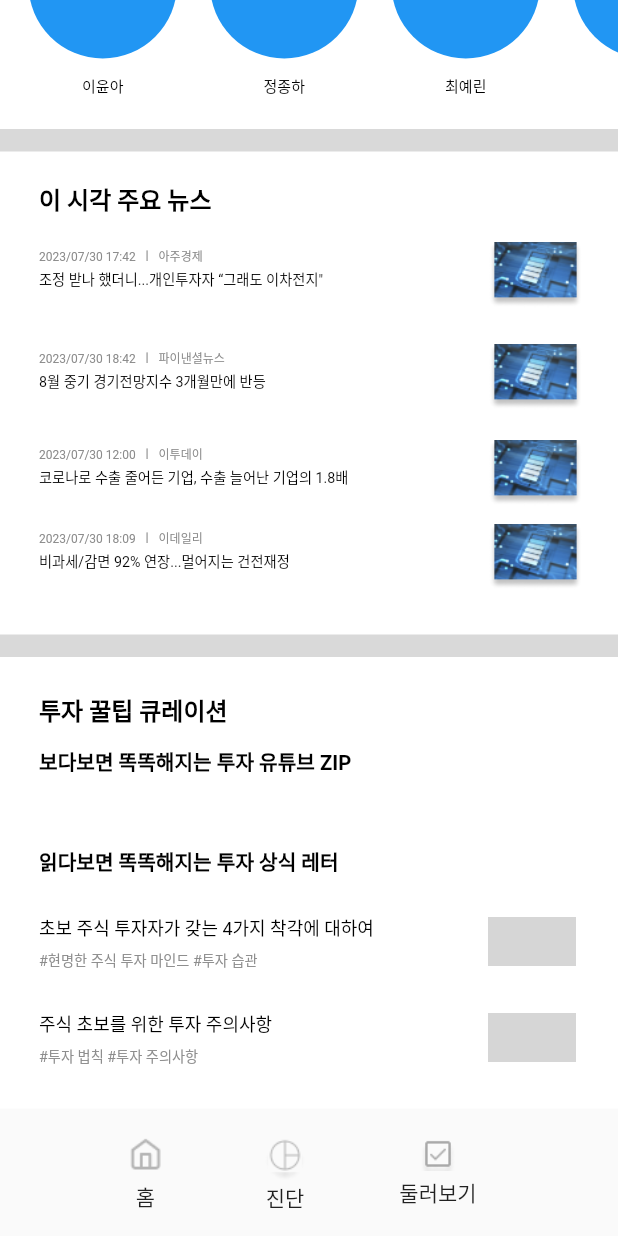
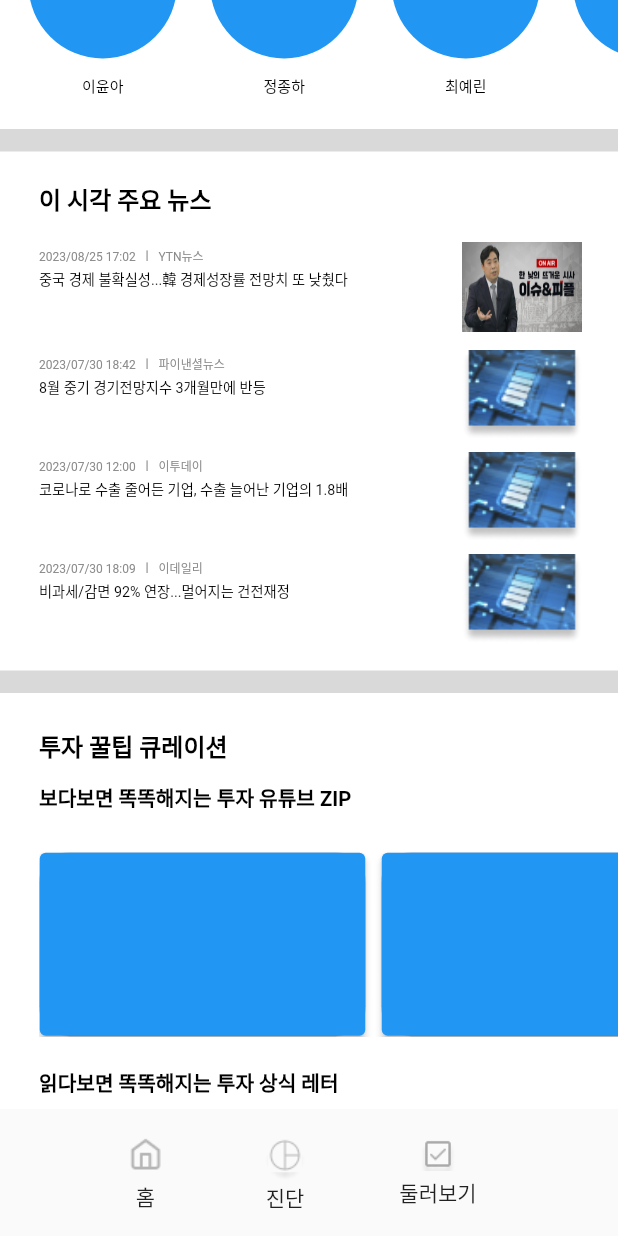
Before and after one commit to MZ-Robo/ROBO-Service, a Flutter app: the LookAround widget shown alone on an empty page, opened directly, scrolled down 500 dp, on a phone screen of 412 x 824 dp. Run offline on Flutter 3.47's test engine with Material 2 defaults, Android fonts, the phone set to English and light mode, and no system bars; network calls fail; Roboto replaces fonts that are missing (Noto Sans KR, Pretendard); grey boxes are pictures that could not be loaded.

Commit message:
link 연결, login bottom overflow 해결

```diff
--- a/front/lib/login.dart
+++ b/front/lib/login.dart
@@ -13,13 +13,18 @@ class _LoginScreenState extends State<LoginScreen> {
   String _id = ''; //입력된 아이디 저장
   String _pw = ''; //입력된 비밀번호 저장
 
+  bool id_input = false;
+  bool pw_input = false;
+
   @override
   Widget build(BuildContext context) {
     return MaterialApp(
       debugShowCheckedModeBanner: false,
       home: Scaffold(
+        resizeToAvoidBottomInset: false,
         // appBar: AppBar(),
-        body: Column(
+        body: SingleChildScrollView(
+          child: Column(
             children: [
               Container(
                 padding: EdgeInsets.fromLTRB(0, 123, 0, 0),
@@ -28,7 +33,6 @@ class _LoginScreenState extends State<LoginScreen> {
                   crossAxisAlignment: CrossAxisAlignment.center,
                   children: [
                     Container(
-                    margin: EdgeInsets.fromLTRB(0, 0, 1, 0),
                       child: Text('로그인'),
                     )
                   ],
@@ -41,7 +45,6 @@ class _LoginScreenState extends State<LoginScreen> {
                   crossAxisAlignment: CrossAxisAlignment.center,
                   children: [
                     Container(
-                    // inputfielde8H (71:1116)
                       margin: EdgeInsets.fromLTRB(0, 0, 3, 16),
                       padding: EdgeInsets.fromLTRB(16, 0, 16, 0),
                       width: 343,
@@ -54,6 +57,11 @@ class _LoginScreenState extends State<LoginScreen> {
                           setState(() {
                             _id = text;
                           });
+                          if (_id.length > 0) {
+                            id_input = true;
+                          } else {
+                            pw_input = false;
+                          }
                         },
                         decoration: InputDecoration(
                             border: InputBorder.none, hintText: '아이디'),
@@ -73,6 +81,11 @@ class _LoginScreenState extends State<LoginScreen> {
                           setState(() {
                             _pw = text;
                           });
+                          if (_pw.length > 0) {
+                            pw_input = true;
+                          } else {
+                            pw_input = false;
+                          }
                         },
                         obscureText:
                             true, //비밀번호를 입력할 때 *로 표시되도록 obscureText 속성을 true로 설정
@@ -86,16 +99,21 @@ class _LoginScreenState extends State<LoginScreen> {
                       width: 343,
                       height: 58,
                       decoration: BoxDecoration(
-                      color: Color(0xffb4b4b4),
+                        color: id_input & pw_input
+                            ? Color(0xff4F3993)
+                            : Color(0xffb4b4b4),
                         borderRadius: BorderRadius.circular(10),
                       ),
                       child: TextButton(
-                      onPressed: () {
+                        onPressed: id_input & pw_input
+                            ? () {
                                 Navigator.push(
                                   context,
-                          MaterialPageRoute(builder: (context) => HomeScreen()),
+                                  MaterialPageRoute(
+                                      builder: (context) => HomeScreen()),
                                 );
-                      },
+                              }
+                            : null,
                         child: Text(
                           '로그인',
                           style: TextStyle(
@@ -165,8 +183,8 @@ class _LoginScreenState extends State<LoginScreen> {
                             // autogroupnaxuDh3 (D5CgSbdHiJhfqwVhCgnaxu)
                             width: 42,
                             height: 42,
-                          child:
-                              Image.asset('assets/naver.png', fit: BoxFit.fill),
+                            child: Image.asset('assets/naver.png',
+                                fit: BoxFit.fill),
                           ),
                           SizedBox(
                             width: 26,
@@ -230,6 +248,7 @@ class _LoginScreenState extends State<LoginScreen> {
             ],
           ),
         ),
+      ),
     );
   }
 }
--- a/front/lib/lookAround.dart
+++ b/front/lib/lookAround.dart
@@ -1,7 +1,13 @@
 // import 'dart:html';
 
 import 'package:flutter/material.dart';
+
 import 'package:front/lowbar.dart';
+import 'package:front/url.dart';
+
+import 'package:http/http.dart' as http;
+import 'package:html/parser.dart' show parse;
+import 'package:url_launcher/url_launcher.dart';
 
 //1080*2220
 class LookAround extends StatefulWidget {
@@ -13,6 +19,37 @@ class _LookAroundState extends State<LookAround> {
   final double lowbarWidth = 375;
   final double lowbarHeight = 86;
   // final double paddingValue = 60;
+
+  //news
+  List<String> news = [];
+  List<String> newsThumbnails = [];
+
+  //youtube
+  List<String> videoLinks = [
+    'https://wnewsww.youtube.com/watch?v=lDWGPapR-_U',
+  ];
+  List<String> videoThumbnails = [
+    'https://i.ytimg.com/vi/lDWGPapR-_U/hq720.jpg?sqp=-oaymwEcCNAFEJQDSFXyq4qpAw4IARUAAIhCGAFwAcABBg==&rs=AOn4CLAef_WCCA-thZWfnnqrj2M6Nxwz6w',
+  ];
+  final searchRepository = SearchRepository(); // SearchRepository 객체를 생성합니다.
+  List<NewsItem> newsList = [];
+
+  @override
+  initState() {
+    super.initState();
+    fetchNewsList();
+    print("newList : $newsList");
+  }
+
+  Future<void> fetchNewsList() async {
+    final fetchedNewsList = await searchRepository.getNaverNewsSearch();
+
+    setState(() {
+      newsList = fetchedNewsList; // 뉴스 리스트를 업데이트합니다.
+    });
+
+    print("newList : $newsList");
+  }
 
   Widget _topPortfolio(String name) {
     return Container(
@@ -44,8 +81,17 @@ class _LookAroundState extends State<LookAround> {
     );
   }
 
-  Widget _newsUpload(String datetime, String source, String title, String Img) {
-    return Container(
+  Widget _newsUpload(String datetime, String source, String title, String Img,
+      String newsUrl) {
+    return InkWell(
+      onTap: () async {
+        if (await canLaunch(newsUrl)) {
+          await launch(newsUrl);
+        } else {
+          throw 'Could not launch $newsUrl';
+        }
+      },
+      child: Container(
         child: Row(
           crossAxisAlignment: CrossAxisAlignment.start,
           children: [
@@ -55,10 +101,8 @@ class _LookAroundState extends State<LookAround> {
                 children: [
                   Container(
                     margin: EdgeInsets.fromLTRB(0, 0, 0, 5),
-                  // height: 44,
                   ),
                   Container(
-                  // T2Z (172:681)
                     margin: EdgeInsets.fromLTRB(0, 0, 0, 5),
                     child: Text(
                       '$datetime  ㅣ  $source',
@@ -72,7 +116,6 @@ class _LookAroundState extends State<LookAround> {
                     ),
                   ),
                   Container(
-                  // AxZ (172:680)
                     margin: EdgeInsets.fromLTRB(0, 0, 0, 24),
                     child: Text(
                       '$title',
@@ -89,16 +132,45 @@ class _LookAroundState extends State<LookAround> {
               ),
             ),
             SizedBox(
-            // margin: EdgeInsets.fromLTRB(200, 0, 0, 0),
-
-            width: 62,
-            height: 44,
+              width: 80,
+              height: 60,
               child: Image.asset(
                 '$Img',
                 fit: BoxFit.fill,
               ),
             ),
           ],
+        ),
+      ),
+    );
+  }
+
+  Widget _youtube(String videoUrl) {
+    return Container(
+      margin: EdgeInsets.fromLTRB(0, 0, 10, 0),
+      width: 218,
+      height: 123,
+      decoration: ShapeDecoration(
+        shape: RoundedRectangleBorder(
+          side: BorderSide(
+            width: 0.50,
+            color: Color(0xFFE7E7E7),
+          ),
+          borderRadius: BorderRadius.circular(20),
+        ),
+        color: Colors.blue, // 동그라미의 색상
+      ),
+      child: ElevatedButton(
+        onPressed: () async {
+          final url = Uri.parse(videoUrl);
+          if (await canLaunchUrl(url)) {
+            launchUrl(url);
+          } else {
+            // ignore: avoid_print
+            print("Can't launch $url");
+          }
+        },
+        child: null,
       ),
     );
   }
@@ -352,33 +424,36 @@ class _LookAroundState extends State<LookAround> {
                         ),
                       ),
                       Container(
-                        // autogroupsdcuazM (WmoD7PFx7dS1gabU6Wsdcu)
                         margin: EdgeInsets.fromLTRB(26, 0, 24, 18),
-                        // width: double.infinity,
                         child: Column(
                           children: [
                             _newsUpload(
-                                '2023/07/30 17:42',
-                                '아주경제',
-                                '조정 받나 했더니...개인투자자 “그래도 이차전지"',
-                                'assets/Rectangle112.png'),
+                                '2023/08/25 17:02',
+                                'YTN뉴스',
+                                '중국 경제 불확실성...韓 경제성장률 전망치 또 낮췄다',
+                                'assets/ytnNews.jpg',
+                                'https://www.ytn.co.kr/_ln/0102_202308251702528969'),
                             const SizedBox(height: 12),
                             _newsUpload(
                                 '2023/07/30 18:42',
                                 '파이낸셜뉴스',
                                 '8월 중기 경기전망지수 3개월만에 반등',
-                                'assets/Rectangle112.png'),
+                                'assets/Rectangle112.png',
+                                'https://www.youtube.com/watch?v=lDWGPapR-_U'),
                             const SizedBox(height: 8),
                             _newsUpload(
                                 '2023/07/30 12:00',
                                 '이투데이',
                                 '코로나로 수출 줄어든 기업, 수출 늘어난 기업의 1.8배',
-                                'assets/Rectangle112.png'),
+                                'assets/Rectangle112.png',
+                                'https://www.youtube.com/watch?v=lDWGPapR-_U'),
+                            const SizedBox(height: 8),
                             _newsUpload(
                                 '2023/07/30 18:09',
                                 '이데일리',
                                 '비과세/감면 92% 연장...멀어지는 건전재정',
-                                'assets/Rectangle112.png'),
+                                'assets/Rectangle112.png',
+                                'https://www.youtube.com/watch?v=lDWGPapR-_U'),
                           ],
                         ),
                       ),
@@ -426,40 +501,19 @@ class _LookAroundState extends State<LookAround> {
                         child: Column(
                           crossAxisAlignment: CrossAxisAlignment.start,
                           children: [
-//                             Container(
-//                               // autogroupx2hfxau (WmoDms9qDdfPoKKCbtx2Hf)
-//                               margin: EdgeInsets.fromLTRB(0, 0, 0, 28),
-//                               width: double.infinity,
-//                               child: Row(
-//                                 crossAxisAlignment: CrossAxisAlignment.center,
-//                                 children: [
-//                                   Container(
-//                                     // rectangle107hoP (172:645)
-//                                     margin: EdgeInsets.fromLTRB(0, 0, 15, 0),
-//                                     width: 218,
-//                                     height: 123,
-//                                     child: ClipRRect(
-//                                       borderRadius: BorderRadius.circular(20),
-// //   child:
-// // Image.network(
-// //   [Image url]
-// //   fit:  BoxFit.cover,
-// // ),
-//                                     ),
-//                                   ),
-//                                   SizedBox(
-//                                     // rectangle108RjP (172:646)
-//                                     width: 218,
-//                                     height: 123,
-//                                     child: ClipRRect(
-//                                       borderRadius: BorderRadius.circular(20),
-// // child:
-// // Image.network(
-// //   [Image url]
-// //   fit:  BoxFit.cover,
-// // ),
-//                                     ),
-//                                   ),
+                            SingleChildScrollView(
+                              scrollDirection: Axis.horizontal,
+                              child: Row(children: [
+                                _youtube(
+                                    'https://www.youtube.com/watch?v=lDWGPapR-_U'),
+                                _youtube(
+                                    'https://www.youtube.com/watch?v=lDWGPapR-_U'),
+                                _youtube(
+                                    'https://www.youtube.com/watch?v=lDWGPapR-_U'),
+                                _youtube(
+                                    'https://www.youtube.com/watch?v=lDWGPapR-_U'),
+                              ]),
+                            )
                           ],
                         ),
                       ),
--- a/front/lib/main.dart
+++ b/front/lib/main.dart
@@ -19,7 +19,7 @@ class MyApp extends StatelessWidget {
       debugShowCheckedModeBanner: false,
       home: Scaffold(
         // appBar: AppBar(),
-        body: HomeScreen(),
+        body: LoginScreen(),
       ),
     );
   }
--- /dev/null
+++ b/front/lib/url.dart
@@ -0,0 +1,64 @@
+import 'package:http/http.dart' as http;
+import 'package:xml/xml.dart' as xml;
+
+class NewsItem {
+  final String date;
+  final String title;
+  final String image;
+  final String link;
+
+  NewsItem({
+    required this.date,
+    required this.title,
+    required this.image,
+    required this.link,
+  });
+}
+
+class SearchRepository {
+  static final SearchRepository instance = SearchRepository._internal();
+  factory SearchRepository() => instance;
+  SearchRepository._internal();
+
+  Future<List<NewsItem>> getNaverNewsSearch() async {
+    try {
+      http.Response _response = await http.get(
+        Uri.parse(
+          "https://openapi.naver.com/v1/search/news.xml?query=경제뉴스&display=4&sort=sim",
+        ),
+        headers: {
+          "X-Naver-Client-Id": 'TBx3aA4Hh7YjSODQ5hWm',
+          "X-Naver-Client-Secret": 'MjZKcCCkBQ',
+        },
+      );
+      if (_response.statusCode == 200) {
+        print('response');
+        final xmlDoc = xml.XmlDocument.parse(_response.body);
+        final items = xmlDoc.findAllElements('item');
+
+        List<NewsItem> newsList = [];
+
+        for (var item in items) {
+          final date = item.getElement('pubDate')?.text ?? '';
+          final title = item.getElement('title')?.text ?? '';
+          final image = ''; // 이미지 추출 코드 추가 필요
+          final link = item.getElement('link')?.text ?? '';
+
+          newsList.add(NewsItem(
+            date: date,
+            title: title,
+            image: image,
+            link: link,
+          ));
+        }
+        print(newsList[0].date);
+        return newsList;
+      }
+    } catch (error) {
+      // 예외 처리
+      print(error);
+    }
+
+    return []; // 에러가 발생하면 빈 리스트 반환
+  }
+}
--- a/front/pubspec.yaml
+++ b/front/pubspec.yaml
@@ -38,6 +38,9 @@ dependencies:
   intl: ^0.18.1
   youtube_player_flutter: ^8.1.2
   http: ^1.1.0
+  url_launcher: ^6.1.14
+  html: ^0.15.4
+  xml: ^6.3.0
 
 dev_dependencies:
   flutter_test:
@@ -78,6 +81,9 @@ flutter:
     - assets/rain.png
     - assets/night.png
     - assets/Group9218.png
+    - assets/letter1.png
+    - assets/letter2.png
+    - assets/ytnNews.jpg
   # The following line ensures that the Material Icons font is
   # included with your application, so that you can use the icons in
   # the material Icons class.
```
Also changed, not shown: front/assets/letter1.png (added), front/assets/letter2.png (added), front/assets/ytnNews.jpg (added), front/pubspec.lock, 6 other files. Lines whose indentation alone changed are shown as unchanged.
